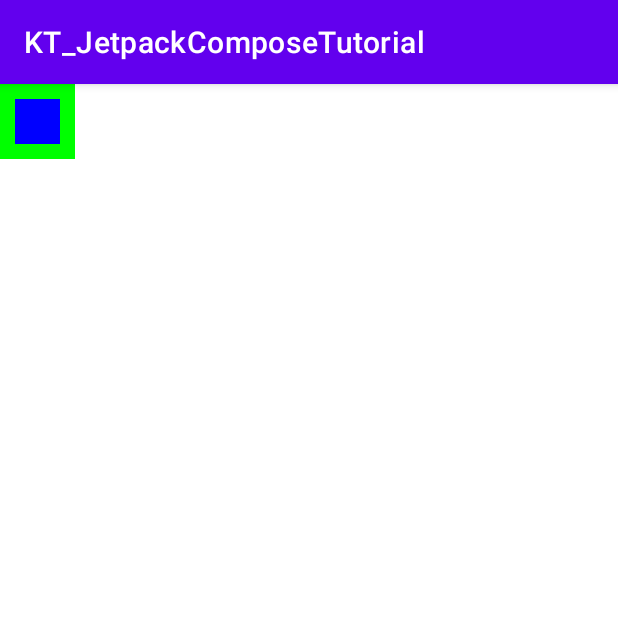
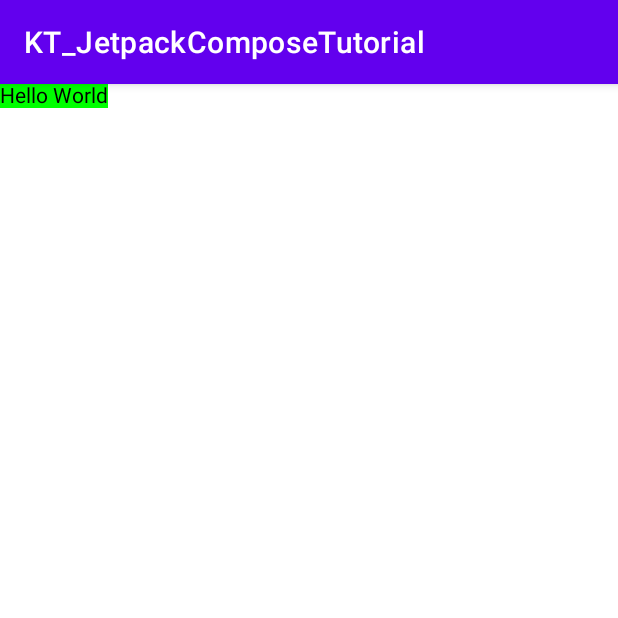
Before and after one commit to RujiraKongsomran/KT_JetpackComposeTutorial, an Android app built with Jetpack Compose: the screen it shows after launch (MainActivity), on a phone screen of 412 x 824 dp, the top half of it. Run offline under Robolectric (Android 15) with nearby library versions, the phone set to English and light mode, and no system bars.

```diff
--- a/app/src/main/java/com/rujirakongsomran/kt_jetpackcomposetutorial/MainActivity.kt
+++ b/app/src/main/java/com/rujirakongsomran/kt_jetpackcomposetutorial/MainActivity.kt
@@ -33,7 +33,8 @@ class MainActivity : AppCompatActivity() {
             //PaddedComposable()
             //SizedComposable()
             //FixedSizeComposable
-            FillSizeComposable()
+            //FillSizeComposable
+            MatchParentSizeComposable()
         }
     }
 
@@ -195,9 +196,20 @@ class MainActivity : AppCompatActivity() {
             Box(
                 Modifier
                     .background(Color.Blue)
-                    .fillMaxSize())
+                    .fillMaxSize()
+            )
         }
     }
 
-
+    @Composable
+    fun MatchParentSizeComposable() {
+        Box {
+            Spacer(
+                Modifier
+                    .matchParentSize()
+                    .background(Color.Green)
+            )
+            Text("Hello World")
+        }
+    }
 }
```
